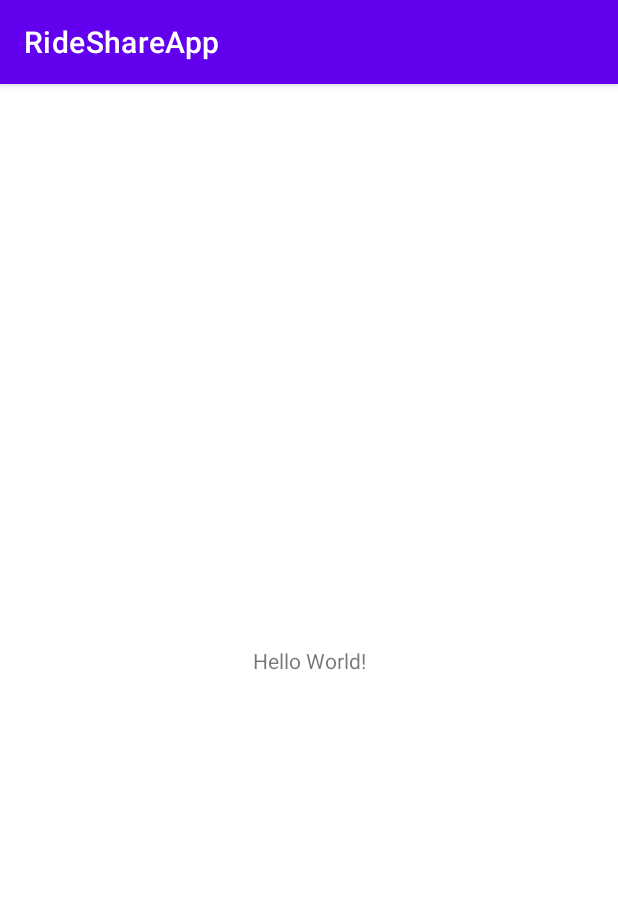
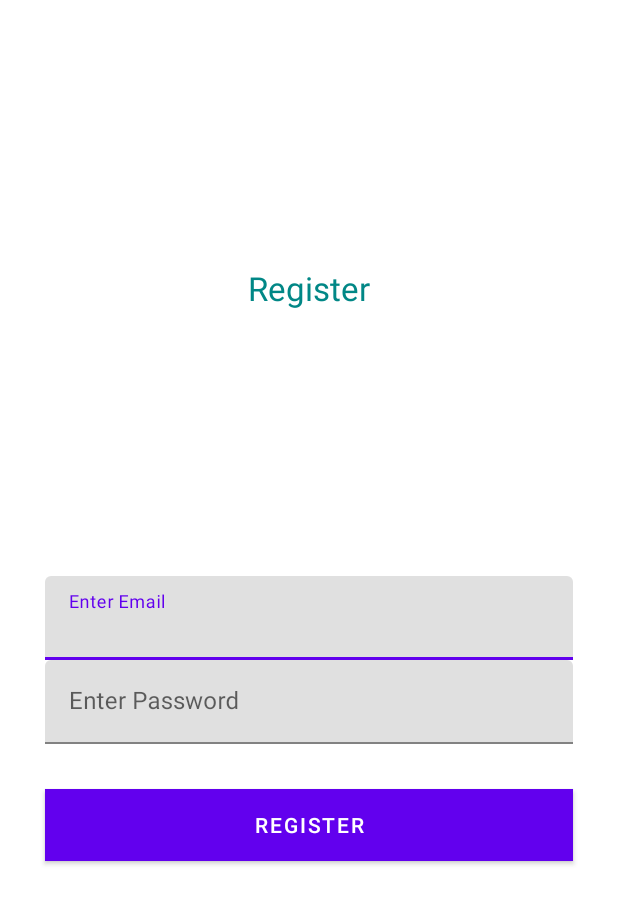
Before and after one commit to 20080951/RideShareApp, an Android app: the screen it shows after launch (MainActivity), on a phone screen of 412 x 824 dp. Shown: the top 904 px of the screen. Run offline under Robolectric (Android 15) with nearby library versions, the phone set to English and light mode, and no system bars.

Commit message:
Register
Completed Toast Validation

```diff
--- a/app/build.gradle
+++ b/app/build.gradle
@@ -1,6 +1,8 @@
 plugins {
     id 'com.android.application'
     id 'kotlin-android'
+    id 'com.google.gms.google-services'
+    id 'kotlin-android-extensions'
 }
 
 android {
@@ -39,6 +41,7 @@ dependencies {
     implementation 'androidx.appcompat:appcompat:1.1.0'
     implementation 'com.google.android.material:material:1.1.0'
     implementation 'androidx.constraintlayout:constraintlayout:1.1.3'
+    implementation 'com.google.firebase:firebase-auth:19.2.0'
     testImplementation 'junit:junit:4.+'
     androidTestImplementation 'androidx.test.ext:junit:1.1.1'
     androidTestImplementation 'androidx.test.espresso:espresso-core:3.2.0'
--- a/app/src/main/java/ie/wit/rideshareapp/MainActivity.kt
+++ b/app/src/main/java/ie/wit/rideshareapp/MainActivity.kt
@@ -1,11 +1,23 @@
 package ie.wit.rideshareapp
-
+import kotlinx.android.synthetic.main.activity_main.*
 import androidx.appcompat.app.AppCompatActivity
 import android.os.Bundle
+import android.util.Log
+import android.widget.Toast
 
 class MainActivity : AppCompatActivity() {
     override fun onCreate(savedInstanceState: Bundle?) {
         super.onCreate(savedInstanceState)
         setContentView(R.layout.activity_main)
+
+        btnRegister.setOnClickListener {
+            if (editEmail.text.trim().toString().isNotEmpty() || editPassword.text.trim().toString().isNotEmpty()) {
+
+
+            Toast.makeText(this, "Input Provided", Toast.LENGTH_LONG).show()
+        }else {
+            Toast.makeText(this, "Input Required", Toast.LENGTH_LONG).show()
+        }
+    }
     }
 }
--- a/app/src/main/res/layout/activity_main.xml
+++ b/app/src/main/res/layout/activity_main.xml
@@ -9,10 +9,68 @@
     <TextView
         android:layout_width="wrap_content"
         android:layout_height="wrap_content"
-        android:text="Hello World!"
-        app:layout_constraintBottom_toBottomOf="parent"
-        app:layout_constraintLeft_toLeftOf="parent"
-        app:layout_constraintRight_toRightOf="parent"
-        app:layout_constraintTop_toTopOf="parent" />
+        app:layout_constraintTop_toTopOf="parent"
+        app:layout_constraintBottom_toTopOf="@id/tvEmail"
+        android:text="Register"
+        android:textSize="22sp"
+        android:textColor="@color/teal_700"
+        app:layout_constraintStart_toStartOf="parent"
+        app:layout_constraintEnd_toEndOf="parent"/>
+
+<com.google.android.material.textfield.TextInputLayout
+    android:id="@+id/tvEmail"
+    android:layout_width="match_parent"
+    app:layout_constraintTop_toTopOf="parent"
+    app:layout_constraintBottom_toBottomOf="parent"
+    app:layout_constraintStart_toStartOf="parent"
+    app:layout_constraintEnd_toEndOf="parent"
+    android:layout_marginStart="30dp"
+    android:hint="Enter Email"
+    android:layout_marginEnd="30dp"
+    android:layout_height="wrap_content">
+
+    <EditText
+        android:id="@+id/editEmail"
+        android:layout_width="match_parent"
+        android:layout_height="wrap_content"
+        android:inputType="textEmailAddress"
+        />
+
+</com.google.android.material.textfield.TextInputLayout>
+
+    <com.google.android.material.textfield.TextInputLayout
+        android:id="@+id/tvPassword"
+        android:layout_width="match_parent"
+        app:layout_constraintTop_toBottomOf="@id/tvEmail"
+        app:layout_constraintStart_toStartOf="parent"
+        app:layout_constraintEnd_toEndOf="parent"
+        android:layout_marginStart="30dp"
+        android:hint="Enter Password"
+        android:layout_marginEnd="30dp"
+        android:layout_height="wrap_content"
+        >
+
+        <EditText
+            android:id="@+id/editPassword"
+            android:layout_width="match_parent"
+            android:layout_height="wrap_content"
+            android:inputType="textPassword"/>
+
+
+</com.google.android.material.textfield.TextInputLayout>
+
+    <Button
+        android:id="@+id/btnRegister"
+        android:layout_width="match_parent"
+        android:layout_height="wrap_content"
+        android:text="Register"
+        android:textColor="@color/white"
+        app:layout_constraintStart_toStartOf="parent"
+        app:layout_constraintEnd_toEndOf="parent"
+        app:layout_constraintTop_toBottomOf="@id/tvPassword"
+        android:layout_margin="30dp"
+        android:background="@color/teal_700"
+
+        tools:ignore="HardcodedText,MissingConstraints" />
 
 </androidx.constraintlayout.widget.ConstraintLayout>
--- a/app/src/main/res/values-night/themes.xml
+++ b/app/src/main/res/values-night/themes.xml
@@ -1,6 +1,6 @@
 <resources xmlns:tools="http://schemas.android.com/tools">
     <!-- Base application theme. -->
-    <style name="Theme.RideShareApp" parent="Theme.MaterialComponents.DayNight.DarkActionBar">
+    <style name="Theme.RideShareApp" parent="Theme.MaterialComponents.DayNight.NoActionBar">
         <!-- Primary brand color. -->
         <item name="colorPrimary">@color/purple_200</item>
         <item name="colorPrimaryVariant">@color/purple_700</item>
--- a/app/src/main/res/values/themes.xml
+++ b/app/src/main/res/values/themes.xml
@@ -1,6 +1,6 @@
 <resources xmlns:tools="http://schemas.android.com/tools">
     <!-- Base application theme. -->
-    <style name="Theme.RideShareApp" parent="Theme.MaterialComponents.DayNight.DarkActionBar">
+    <style name="Theme.RideShareApp" parent="Theme.MaterialComponents.DayNight.NoActionBar">
         <!-- Primary brand color. -->
         <item name="colorPrimary">@color/purple_500</item>
         <item name="colorPrimaryVariant">@color/purple_700</item>
--- a/build.gradle
+++ b/build.gradle
@@ -8,6 +8,7 @@ buildscript {
     dependencies {
         classpath "com.android.tools.build:gradle:4.1.3"
         classpath "org.jetbrains.kotlin:kotlin-gradle-plugin:$kotlin_version"
+        classpath 'com.google.gms:google-services:4.3.3'
 
         // NOTE: Do not place your application dependencies here; they belong
         // in the individual module build.gradle files
```
Also changed, not shown: gradle/wrapper/gradle-wrapper.properties, 8 other files.
